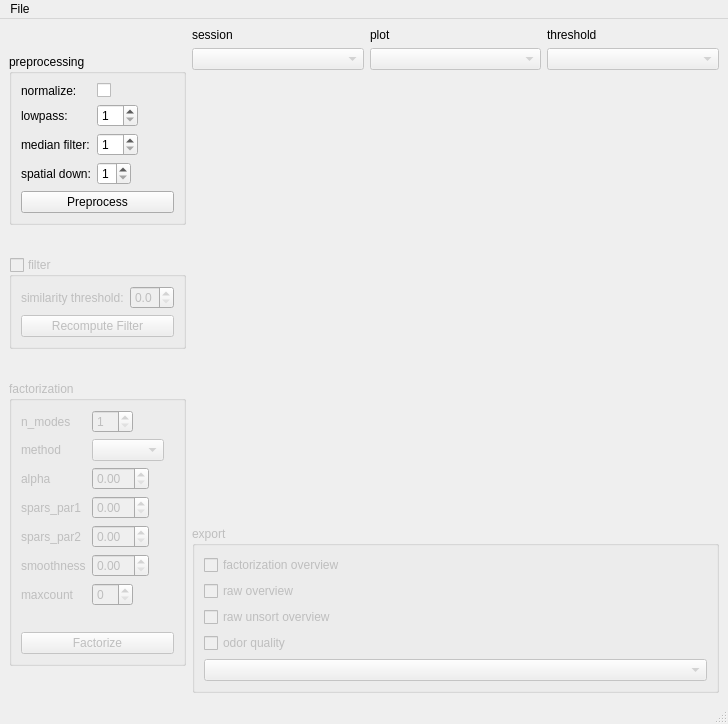
dedan/DrosCalciumAnalyse, file main_gui/main_window.ui: the form before one commit.
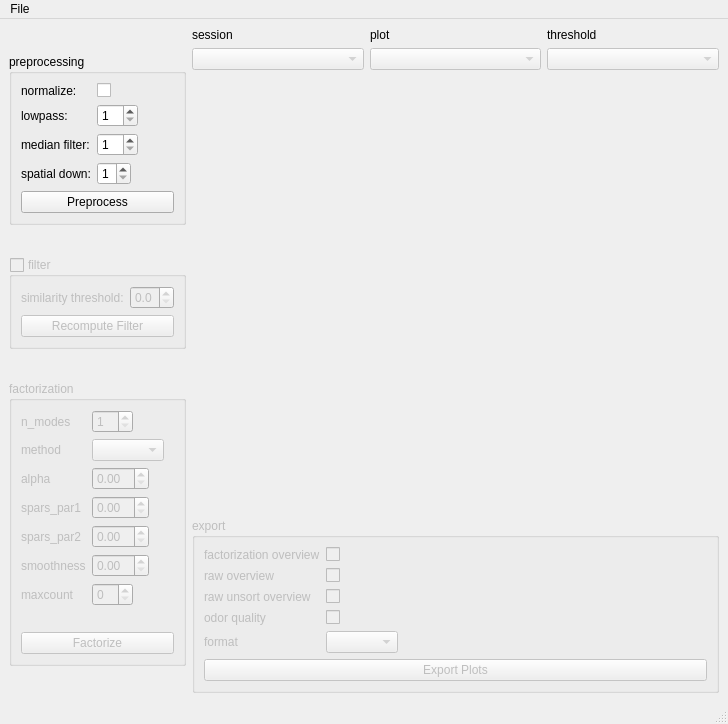
The form after the commit. Custom widgets are drawn as their Qt base class.

Commit message: reformat export section and add export button

Patch:
```diff
--- a/main_gui/main_window.ui
+++ b/main_gui/main_window.ui
@@ -365,40 +365,85 @@
         <property name="title">
          <string>export</string>
         </property>
-        <layout class="QVBoxLayout" name="verticalLayout_3">
-         <item>
+        <layout class="QFormLayout" name="formLayout_4">
+         <property name="fieldGrowthPolicy">
+          <enum>QFormLayout::FieldsStayAtSizeHint</enum>
+         </property>
+         <item row="0" column="1">
           <widget class="QCheckBox" name="mf_overview_box">
            <property name="text">
+            <string/>
+           </property>
+          </widget>
+         </item>
+         <item row="0" column="0">
+          <widget class="QLabel" name="label">
+           <property name="text">
             <string>factorization overview</string>
            </property>
           </widget>
          </item>
-         <item>
+         <item row="1" column="1">
           <widget class="QCheckBox" name="raw_overview_box">
            <property name="text">
-            <string>raw overview</string>
+            <string/>
            </property>
            <property name="tristate">
             <bool>false</bool>
            </property>
           </widget>
          </item>
-         <item>
+         <item row="2" column="1">
           <widget class="QCheckBox" name="raw_unsort_overview_box">
            <property name="text">
-            <string>raw unsort overview</string>
+            <string/>
            </property>
           </widget>
          </item>
-         <item>
+         <item row="3" column="1">
           <widget class="QCheckBox" name="quality_box">
            <property name="text">
+            <string/>
+           </property>
+          </widget>
+         </item>
+         <item row="4" column="1">
+          <widget class="QComboBox" name="format_box"/>
+         </item>
+         <item row="1" column="0">
+          <widget class="QLabel" name="label_9">
+           <property name="text">
+            <string>raw overview</string>
+           </property>
+          </widget>
+         </item>
+         <item row="2" column="0">
+          <widget class="QLabel" name="label_10">
+           <property name="text">
+            <string>raw unsort overview</string>
+           </property>
+          </widget>
+         </item>
+         <item row="3" column="0">
+          <widget class="QLabel" name="label_11">
+           <property name="text">
             <string>odor quality</string>
            </property>
           </widget>
          </item>
-         <item>
-          <widget class="QComboBox" name="format_combo"/>
+         <item row="4" column="0">
+          <widget class="QLabel" name="label_12">
+           <property name="text">
+            <string>format</string>
+           </property>
+          </widget>
+         </item>
+         <item row="5" column="0" colspan="2">
+          <widget class="QPushButton" name="plot_export_button">
+           <property name="text">
+            <string>Export Plots</string>
+           </property>
+          </widget>
          </item>
         </layout>
        </widget>
```
